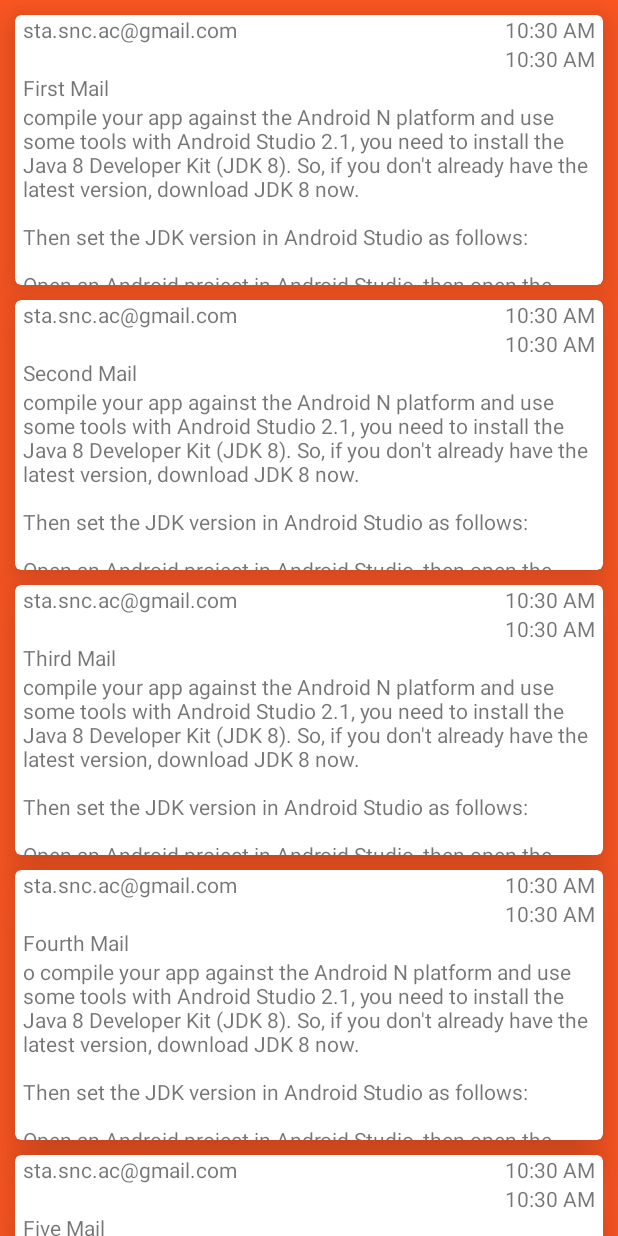
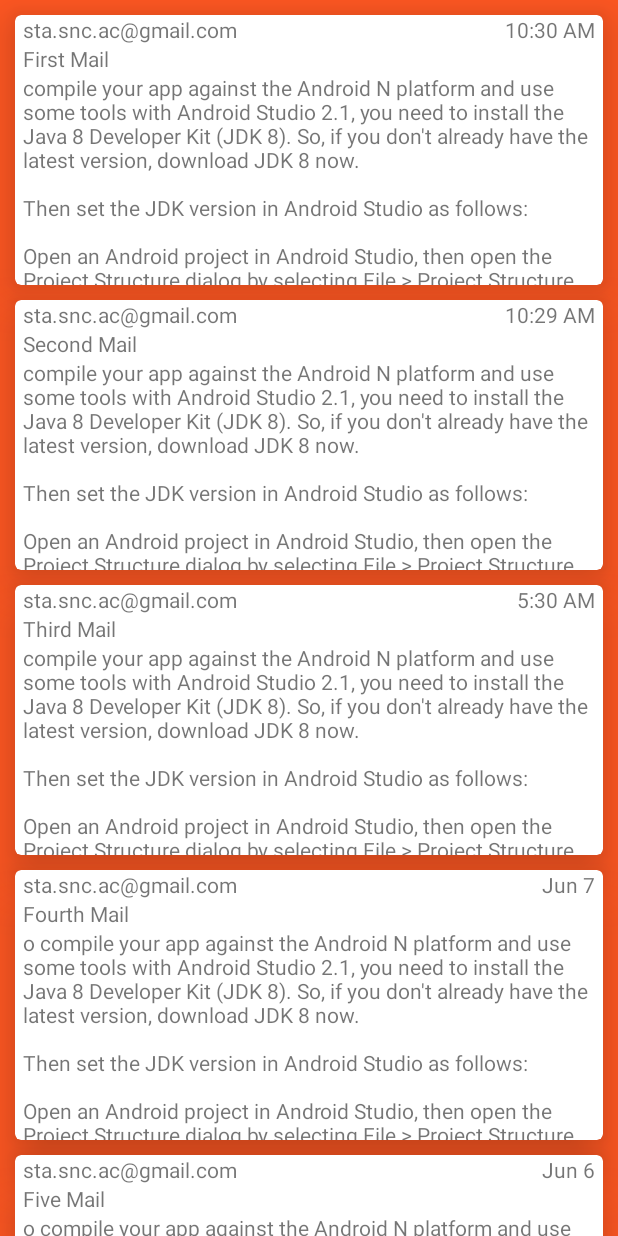
Before and after one commit to ahegde3/naren, an Android app: the screen it shows after launch (MainActivity), on a phone screen of 412 x 824 dp. Run offline under Robolectric (Android 15) with nearby library versions, the phone set to English and light mode, and no system bars.

Commit message:
Removed the time field

```diff
--- a/EmailLabs/app/src/main/java/com/samsung/android/email/model/SampleData.java
+++ b/EmailLabs/app/src/main/java/com/samsung/android/email/model/SampleData.java
@@ -30,7 +30,7 @@ public class SampleData {
                 "\n" +
                 "Open an Android project in Android Studio, then open the Project Structure dialog by selecting File > Project Structure. (Alternatively, you can set the default for all projects by selecting File > Other Settings > Default Project Structure.)\n" +
                 "In the left panel of the dialog, click SDK Location.");
-        email2.setmDate(new Date(System.currentTimeMillis()));
+        email2.setmDate(new Date(System.currentTimeMillis() - 60*1000));
         emails[1] = email2;
 
         Email email3 = new Email();
@@ -42,7 +42,7 @@ public class SampleData {
                 "\n" +
                 "Open an Android project in Android Studio, then open the Project Structure dialog by selecting File > Project Structure. (Alternatively, you can set the default for all projects by selecting File > Other Settings > Default Project Structure.)\n" +
                 "In the left panel of the dialog, click SDK Location.");
-        email3.setmDate(new Date(System.currentTimeMillis()));
+        email3.setmDate(new Date(System.currentTimeMillis() - 5*60*60*1000));
         emails[2] = email3;
 
         Email email4 = new Email();
@@ -54,7 +54,7 @@ public class SampleData {
                 "\n" +
                 "Open an Android project in Android Studio, then open the Project Structure dialog by selecting File > Project Structure. (Alternatively, you can set the default for all projects by selecting File > Other Settings > Default Project Structure.)\n" +
                 "In the left panel of the dialog, click SDK Location.");
-        email4.setmDate(new Date(System.currentTimeMillis()));
+        email4.setmDate(new Date(System.currentTimeMillis() - 24*60*60*1000));
         emails[3] = email4;
 
         Email email5 = new Email();
@@ -66,7 +66,7 @@ public class SampleData {
                 "\n" +
                 "Open an Android project in Android Studio, then open the Project Structure dialog by selecting File > Project Structure. (Alternatively, you can set the default for all projects by selecting File > Other Settings > Default Project Structure.)\n" +
                 "In the left panel of the dialog, click SDK Location.");
-        email5.setmDate(new Date(System.currentTimeMillis()));
+        email5.setmDate(new Date(System.currentTimeMillis() - 48*60*60*1000));
         emails[4] = email5;
 
         Email email6 = new Email();
@@ -78,7 +78,7 @@ public class SampleData {
                 "\n" +
                 "Open an Android project in Android Studio, then open the Project Structure dialog by selecting File > Project Structure. (Alternatively, you can set the default for all projects by selecting File > Other Settings > Default Project Structure.)\n" +
                 "In the left panel of the dialog, click SDK Location.");
-        email6.setmDate(new Date(System.currentTimeMillis()));
+        email6.setmDate(new Date(System.currentTimeMillis() - 72*60*60*1000));
         emails[5] = email6;
 
         Email email7 = new Email();
--- a/EmailLabs/app/src/main/java/com/samsung/android/email/ui/EmailListAdapter.java
+++ b/EmailLabs/app/src/main/java/com/samsung/android/email/ui/EmailListAdapter.java
@@ -24,7 +24,6 @@ public class EmailListAdapter extends RecyclerView.Adapter<EmailListAdapter.View
     public static class ViewHolder extends RecyclerView.ViewHolder {
         protected TextView mFromAddressView;
         protected TextView mDateView;
-        protected TextView mTimeView;
         protected TextView mSubjectView;
         protected TextView mBodyView;
 
@@ -32,7 +31,6 @@ public class EmailListAdapter extends RecyclerView.Adapter<EmailListAdapter.View
             super(itemView);
             mFromAddressView = (TextView) itemView.findViewById(R.id.from_address_label);
             mDateView = (TextView) itemView.findViewById(R.id.date_label);
-            mTimeView = (TextView) itemView.findViewById(R.id.time_label);
             mSubjectView = (TextView) itemView.findViewById(R.id.subject_label);
             mBodyView = (TextView) itemView.findViewById(R.id.body_label);
         }
@@ -42,7 +40,6 @@ public class EmailListAdapter extends RecyclerView.Adapter<EmailListAdapter.View
     public void onBindViewHolder(ViewHolder holder, int position) {
         holder.mFromAddressView.setText(dataSource[position].getmFromAddress());
         holder.mDateView.setText(Ulitily.getTime(dataSource[position].getmDate()));
-        holder.mTimeView.setText(Ulitily.getTime(dataSource[position].getmDate()));
         holder.mSubjectView.setText(dataSource[position].getmSubject());
         holder.mBodyView.setText(dataSource[position].getmBody());
     }
--- a/EmailLabs/app/src/main/res/layout/activity_list_item.xml
+++ b/EmailLabs/app/src/main/res/layout/activity_list_item.xml
@@ -29,20 +29,13 @@
             android:text="date"
             android:layout_alignParentTop="true"
             android:layout_alignParentEnd="true" />
-        <TextView
-            android:id="@+id/time_label"
-            android:layout_width="wrap_content"
-            android:paddingRight="5dp"
-            android:layout_height="wrap_content"
-            android:text="time"
-            android:layout_below="@+id/date_label"
-            android:layout_alignParentEnd="true" />
+
         <TextView
             android:id="@+id/subject_label"
             android:layout_width="wrap_content"
             android:layout_height="wrap_content"
             android:paddingLeft="5dp"
-            android:layout_below="@id/time_label"
+            android:layout_below="@id/date_label"
             android:text="subject"/>
 
         <TextView
```
